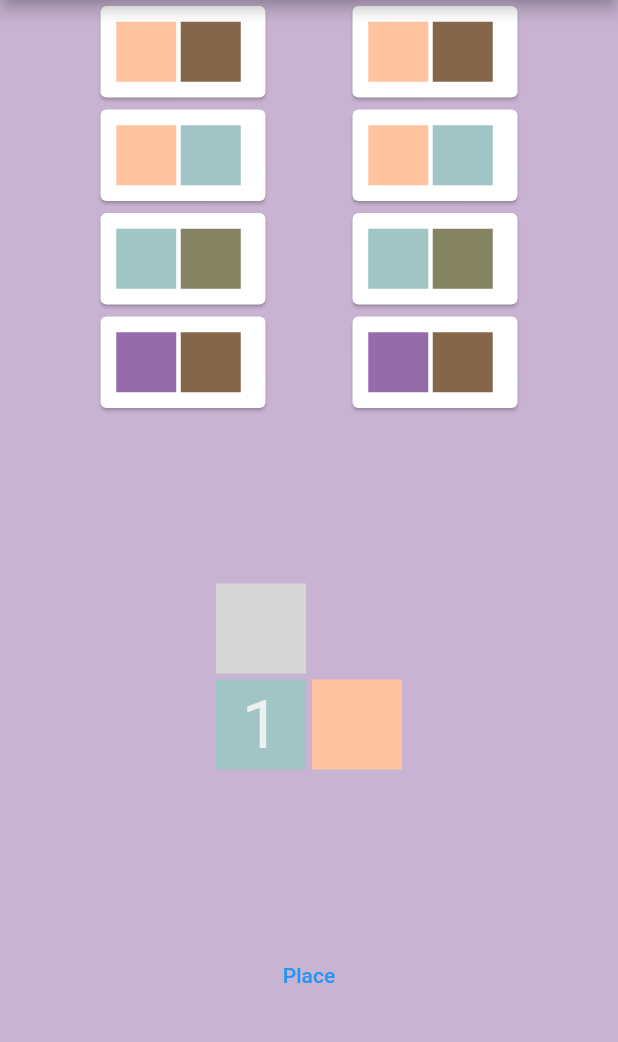
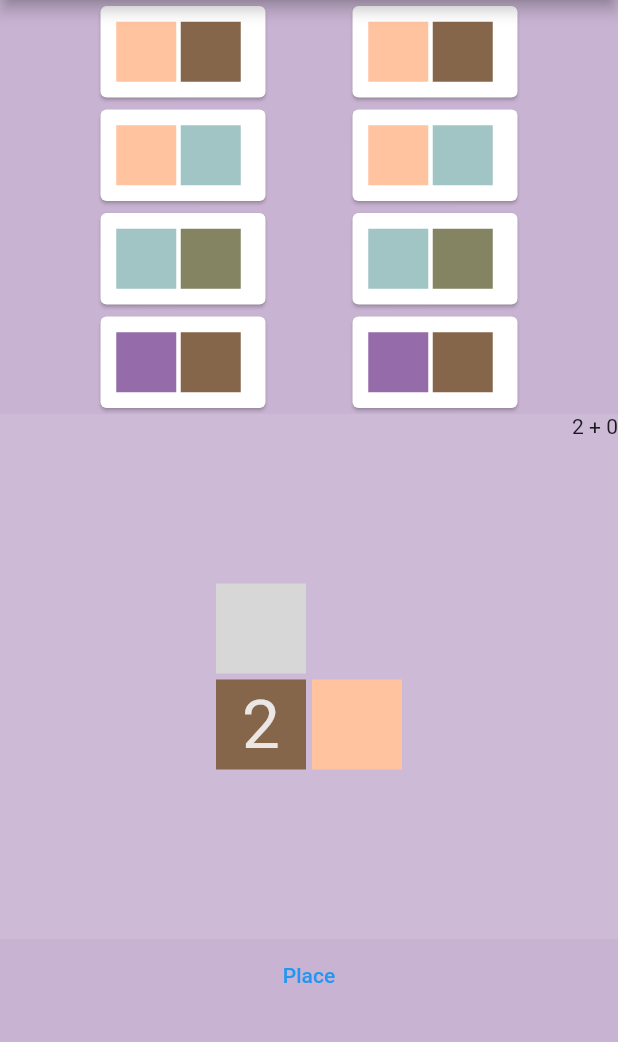
Before and after one commit to LiamWhitenack/Kingdomino, a Flutter app: the screen it shows after launch, after a tap on "Place", on a phone screen of 412 x 824 dp, the part 84-1126 px from its top. Run offline on Flutter 3.47's test engine with Material 2 defaults, Android fonts, the phone set to English and light mode, and no system bars.

Commit message:
added score display

```diff
--- a/lib/check_valid_position.dart
+++ b/lib/check_valid_position.dart
@@ -27,7 +27,7 @@
   List<int> rows;
   List<int> columns;
   // see how many rows (m) and columns (n) we need to display (minimum one)
-  List rowsAndColumns = kingdom.getImportantRowsAndColumns();
+  List rowsAndColumns = kingdom.getImportantRowsAndColumns(kingdom.newKingdomColors);
   rows = rowsAndColumns[0];
   // add the new row we would be moving the piece to (depending on if the piece is horizontal or now)
   rows.add(!domino.horizontal ? i + 1 : i);
--- a/lib/kingdoms.dart
+++ b/lib/kingdoms.dart
@@ -13,12 +13,14 @@
   late Domino domino;
   late List<List<int>> newKingdomCrowns;
   late List<List<String>> newKingdomColors;
+  late bool fullyUpdated;
 
   Kingdom() {
     kingdomCrowns = List.generate(9, (_) => List.filled(9, -1));
     kingdomColors = List.generate(9, (_) => List.filled(9, 'white'));
     kingdomCrowns[4][4] = 0;
     kingdomColors[4][4] = 'grey';
+    fullyUpdated = true;
   }
 
   List<List<String>> deepCopyColors(List<List<String>> source) {
@@ -30,8 +32,7 @@
   }
 
   void placePiece(Domino domino, int i, int j) {
-    if (i < 0) throw 'fix this instance';
-    if (j < 0) throw 'fix this instance';
+    fullyUpdated = false;
     this.i = i;
     this.j = j;
     this.domino = domino;
@@ -56,16 +57,17 @@
     checkValidPlacementAtPositionIJ(this, domino, i, j);
     kingdomCrowns = newKingdomCrowns;
     kingdomColors = newKingdomColors;
+    fullyUpdated = false;
   }
 
-  List<List<int>> getImportantRowsAndColumns() {
+  List<List<int>> getImportantRowsAndColumns(List<List<String>> kingdomColors) {
     List<int> rows = [];
     List<int> columns = [];
 
     // Check each row for partial completion
     for (int i = 0; i < 9; i++) {
       for (int j = 0; j < 9; j++) {
-        if (newKingdomColors[i][j] != 'white') {
+        if (kingdomColors[i][j] != 'white') {
           rows.add(i);
           columns.add(j);
         }
@@ -76,10 +78,10 @@
     return [rows, columns];
   }
 
-  List kingdomDisplay() {
+  List kingdomDisplay(List<List<int>> kingdomCrowns, List<List<String>> kingdomColors) {
     List<List<int>> displayKingdomCrowns = [];
     List<List<String>> displayKingdomColors = [];
-    List<List<int>> importantRowsAndColumns = getImportantRowsAndColumns();
+    List<List<int>> importantRowsAndColumns = getImportantRowsAndColumns(kingdomColors);
     List<int> importantRows = importantRowsAndColumns[0];
     List<int> importantColumns = importantRowsAndColumns[1];
 
@@ -88,8 +90,8 @@
       displayKingdomColors.add([]);
       displayKingdomCrowns.add([]);
       for (int j = importantColumns.reduce(min); j < importantColumns.reduce(max) + 1; j++) {
-        displayKingdomColors[i - importantRows.reduce(min)].add(newKingdomColors[i][j]);
-        displayKingdomCrowns[i - importantRows.reduce(min)].add(newKingdomCrowns[i][j]);
+        displayKingdomColors[i - importantRows.reduce(min)].add(kingdomColors[i][j]);
+        displayKingdomCrowns[i - importantRows.reduce(min)].add(kingdomCrowns[i][j]);
       }
     }
     return [displayKingdomCrowns, displayKingdomColors];
@@ -204,8 +206,8 @@
     return newScoringInfo;
   }
 
-  int score() {
-    List kingdomDisplayReturn = kingdomDisplay();
+  int score(List<List<int>> kingdomCrowns, List<List<String>> kingdomColors) {
+    List kingdomDisplayReturn = kingdomDisplay(kingdomCrowns, kingdomColors);
     List<List<int>> importantKingdomCrowns = kingdomDisplayReturn[0];
     List<List<String>> importantKingdomColors = kingdomDisplayReturn[1];
     List<List<int>> unscoredCoordinates = [];
@@ -218,6 +220,8 @@
         }
       }
     }
+
+    if (unscoredCoordinates.isEmpty) return 0;
 
     int score = 0;
     ScoringInfo scoringInfo =
--- a/lib/main.dart
+++ b/lib/main.dart
@@ -1,5 +1,6 @@
 import 'package:flutter/material.dart';
 import 'package:kingdomino/check_valid_position.dart';
+import 'package:kingdomino/player_interaction_interface.dart';
 import 'domino_selection_interface.dart';
 import 'player_placement_grid.dart';
 import 'dominoes.dart';
@@ -14,10 +15,6 @@
 
   @override
   Widget build(BuildContext context) {
-    List<Domino> dominoesInTheBox = returnEveryDominoFunction();
-    Kingdom kingdomOne = Kingdom();
-    int i = 5;
-    int j = 4;
     return MaterialApp(
       title: 'Kingdomino',
       home: Scaffold(
@@ -25,30 +22,7 @@
           title: const Text('Kingdomino'),
           backgroundColor: const Color.fromRGBO(149, 107, 169, 1),
         ),
-        body: Container(
-          color: const Color.fromRGBO(149, 107, 169, 0.5),
-          child: Column(
-            children: [
-              DominoSelectionInterface(dominoOptionsForSelection: drawNSortedDominoes(4, dominoesInTheBox)),
-              PlayerPlacementGrid(i: i, j: j, kingdom: kingdomOne, domino: dominoesInTheBox[42]),
-              TextButton(
-                  onPressed: () {
-                    i = kingdomOne.i;
-                    j = kingdomOne.j;
-                    // make sure that the placement of the piece is legitimate, otherwise show message explaining what went wrong
-                    String errorMessage = checkValidPlacementAtPositionIJ(kingdomOne, dominoesInTheBox[42], i, j);
-                    if (errorMessage != '') {
-                      print(errorMessage);
-                      return;
-                    }
-
-                    kingdomOne.updateBoard();
-                    print(kingdomOne.score());
-                  },
-                  child: const Text("Place"))
-            ],
-          ),
-        ),
+        body: Container(color: const Color.fromRGBO(149, 107, 169, 0.5), child: PlayerInteractionInterface()),
       ),
     );
   }
--- /dev/null
+++ b/lib/player_interaction_interface.dart
@@ -0,0 +1,55 @@
+import 'package:flutter/material.dart';
+import 'package:kingdomino/player_placement_grid.dart';
+
+import 'check_valid_position.dart';
+import 'domino_selection_interface.dart';
+import 'dominoes.dart';
+import 'kingdoms.dart';
+
+class PlayerInteractionInterface extends StatefulWidget {
+  const PlayerInteractionInterface({super.key});
+
+  @override
+  State<PlayerInteractionInterface> createState() => _PlayerInteractionInterfaceState();
+}
+
+class _PlayerInteractionInterfaceState extends State<PlayerInteractionInterface> {
+  @override
+  List<Domino> dominoesInTheBox = returnEveryDominoFunction();
+  Kingdom kingdomOne = Kingdom();
+  Widget scoreTextWidget = Text('data');
+  int i = 5;
+  int j = 4;
+  List<Domino> dominoOptionsForSelection = drawNSortedDominoes(4, returnEveryDominoFunction());
+  Widget build(BuildContext context) {
+    scoreTextWidget = Text('${kingdomOne.score(kingdomOne.kingdomCrowns, kingdomOne.kingdomColors)}');
+
+    return Column(
+      children: [
+        DominoSelectionInterface(dominoOptionsForSelection: dominoOptionsForSelection),
+        PlayerPlacementGrid(
+          i: i,
+          j: j,
+          kingdom: kingdomOne,
+          domino: dominoesInTheBox[42],
+          scoreTextWidget: scoreTextWidget,
+        ),
+        TextButton(
+            onPressed: () {
+              i = kingdomOne.i;
+              j = kingdomOne.j;
+              // make sure that the placement of the piece is legitimate, otherwise show message explaining what went wrong
+              String errorMessage = checkValidPlacementAtPositionIJ(kingdomOne, dominoesInTheBox[42], i, j);
+              if (errorMessage != '') {
+                print(errorMessage);
+                return;
+              }
+              scoreTextWidget = Text('${kingdomOne.score(kingdomOne.kingdomCrowns, kingdomOne.kingdomColors)}');
+              kingdomOne.updateBoard();
+              setState(() {});
+            },
+            child: const Text("Place"))
+      ],
+    );
+  }
+}
--- a/lib/player_placement_grid.dart
+++ b/lib/player_placement_grid.dart
@@ -1,5 +1,6 @@
 import 'package:flutter/material.dart';
 import 'check_valid_position.dart';
+import 'domino_selection_interface.dart';
 import 'dominoes.dart';
 import 'kingdoms.dart';
 import 'show_domino_functions.dart';
@@ -10,7 +11,14 @@
   int j;
   Domino domino;
   Kingdom kingdom;
-  PlayerPlacementGrid({required this.i, required this.j, required this.kingdom, required this.domino, super.key});
+  Widget scoreTextWidget;
+  PlayerPlacementGrid(
+      {required this.i,
+      required this.j,
+      required this.kingdom,
+      required this.domino,
+      required this.scoreTextWidget,
+      super.key});
 
   @override
   State<PlayerPlacementGrid> createState() => _PlayerPlacementGridState();
@@ -23,10 +31,16 @@
     String validPositionMessage;
     kingdom.placePiece(widget.domino, widget.i, widget.j);
     // player1.updateBoard();
-    List temp = kingdom.kingdomDisplay();
+    List temp = kingdom.kingdomDisplay(kingdom.newKingdomCrowns, kingdom.newKingdomColors);
     List<List<int>> crowns = temp[0];
     List<List<String>> colors = temp[1];
-
+    if (!kingdom.fullyUpdated) {
+      widget.scoreTextWidget = Text(
+          '${widget.kingdom.score(widget.kingdom.kingdomCrowns, widget.kingdom.kingdomColors)} + ${widget.kingdom.score(widget.kingdom.newKingdomCrowns, widget.kingdom.newKingdomColors) - widget.kingdom.score(widget.kingdom.kingdomCrowns, widget.kingdom.kingdomColors)}');
+    } else {
+      widget.scoreTextWidget =
+          Text('${widget.kingdom.score(widget.kingdom.kingdomCrowns, widget.kingdom.kingdomColors)}');
+    }
     int numRows = crowns.length;
     int numColumns = crowns[0].length;
     return GestureDetector(
@@ -83,18 +97,22 @@
           widget.domino.rotate();
         });
       },
-      child: Container(
-        color: const Color.fromRGBO(245, 245, 245, 0),
+      child: Stack(
+        alignment: Alignment.topRight,
+        children: [
+          Container(
+            color: const Color.fromRGBO(245, 245, 245, 0.1),
             height: 350,
             child: Center(
               child: SizedBox(
                 width: 300 * (numColumns / 5) + numColumns * 4,
                 height: 300 * (numRows / 5) + numRows * 4,
-            child: Column(
-              children: getImages(numRows, numColumns, crowns, colors),
+                child: Column(children: getImages(numRows, numColumns, crowns, colors)),
               ),
             ),
           ),
+          widget.scoreTextWidget,
+        ],
       ),
     );
   }
```
Lines whose indentation alone changed are shown as unchanged.
